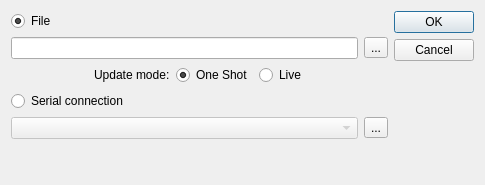
The window that src/ui/wndsession.ui (imanolbarberia/imuplot) describes before a commit, drawn with Qt 5.
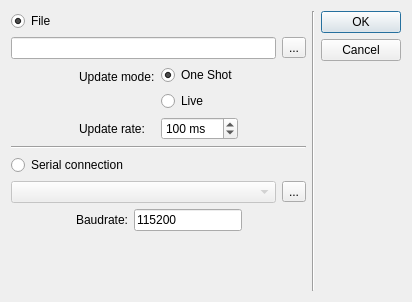
The same window after the commit. Icons and pictures are not drawn.

Commit message: add configurability for datasources

What changed in the file:
```diff
--- a/src/ui/wndsession.ui
+++ b/src/ui/wndsession.ui
@@ -9,17 +9,29 @@
    <rect>
     <x>0</x>
     <y>0</y>
-    <width>485</width>
-    <height>185</height>
+    <width>412</width>
+    <height>302</height>
    </rect>
   </property>
+  <property name="minimumSize">
+   <size>
+    <width>412</width>
+    <height>302</height>
+   </size>
+  </property>
+  <property name="maximumSize">
+   <size>
+    <width>412</width>
+    <height>302</height>
+   </size>
+  </property>
   <property name="windowTitle">
    <string>Start session</string>
   </property>
   <property name="modal">
    <bool>false</bool>
   </property>
-  <layout class="QHBoxLayout" name="horizontalLayout_3">
+  <layout class="QHBoxLayout" name="horizontalLayout_4">
    <item>
     <layout class="QVBoxLayout" name="verticalLayout">
      <item>
@@ -71,12 +83,16 @@
           </spacer>
          </item>
          <item>
+          <layout class="QFormLayout" name="formLayout">
+           <item row="0" column="0">
           <widget class="QLabel" name="lblUpdateMode">
            <property name="text">
             <string>Update mode:</string>
            </property>
           </widget>
          </item>
+           <item row="0" column="1">
+            <layout class="QVBoxLayout" name="verticalLayout_2">
          <item>
           <widget class="QRadioButton" name="optOneShot">
            <property name="toolTip">
@@ -109,6 +125,36 @@
            </attribute>
           </widget>
          </item>
+            </layout>
+           </item>
+           <item row="1" column="0">
+            <widget class="QLabel" name="lblRate">
+             <property name="text">
+              <string>Update rate:</string>
+             </property>
+            </widget>
+           </item>
+           <item row="1" column="1">
+            <widget class="QSpinBox" name="txtRate">
+             <property name="suffix">
+              <string> ms</string>
+             </property>
+             <property name="minimum">
+              <number>5</number>
+             </property>
+             <property name="maximum">
+              <number>2000</number>
+             </property>
+             <property name="singleStep">
+              <number>5</number>
+             </property>
+             <property name="value">
+              <number>100</number>
+             </property>
+            </widget>
+           </item>
+          </layout>
+         </item>
          <item>
           <spacer name="horizontalSpacer_2">
            <property name="orientation">
@@ -126,6 +172,13 @@
        </item>
       </layout>
      </item>
+     <item>
+      <widget class="Line" name="line">
+       <property name="orientation">
+        <enum>Qt::Horizontal</enum>
+       </property>
+      </widget>
+     </item>
      <item>
       <widget class="QRadioButton" name="optSerial">
        <property name="text">
@@ -137,7 +190,9 @@
       </widget>
      </item>
      <item>
-      <layout class="QHBoxLayout" name="horizontalLayout_2">
+      <layout class="QVBoxLayout" name="laySerial">
+       <item>
+        <layout class="QHBoxLayout" name="horizontalLayout_3">
        <item>
         <widget class="QComboBox" name="cmbSerial">
          <property name="enabled">
@@ -159,6 +214,55 @@
       </layout>
      </item>
      <item>
+        <layout class="QHBoxLayout" name="horizontalLayout_2">
+         <item>
+          <spacer name="horizontalSpacer_3">
+           <property name="orientation">
+            <enum>Qt::Horizontal</enum>
+           </property>
+           <property name="sizeHint" stdset="0">
+            <size>
+             <width>40</width>
+             <height>20</height>
+            </size>
+           </property>
+          </spacer>
+         </item>
+         <item>
+          <widget class="QLabel" name="lblBaudRate">
+           <property name="text">
+            <string>Baudrate:</string>
+           </property>
+          </widget>
+         </item>
+         <item>
+          <widget class="QLineEdit" name="txtBaudRate">
+           <property name="text">
+            <string>115200</string>
+           </property>
+           <property name="placeholderText">
+            <string/>
+           </property>
+          </widget>
+         </item>
+         <item>
+          <spacer name="horizontalSpacer_4">
+           <property name="orientation">
+            <enum>Qt::Horizontal</enum>
+           </property>
+           <property name="sizeHint" stdset="0">
+            <size>
+             <width>40</width>
+             <height>20</height>
+            </size>
+           </property>
+          </spacer>
+         </item>
+        </layout>
+       </item>
+      </layout>
+     </item>
+     <item>
       <spacer name="verticalSpacer">
        <property name="orientation">
         <enum>Qt::Vertical</enum>
@@ -173,6 +277,13 @@
      </item>
     </layout>
    </item>
+   <item>
+    <widget class="Line" name="line_2">
+     <property name="orientation">
+      <enum>Qt::Vertical</enum>
+     </property>
+    </widget>
+   </item>
    <item>
     <widget class="QDialogButtonBox" name="buttonBox">
      <property name="orientation">
```
Lines whose indentation alone changed are shown as unchanged. The commit also changes 2 other files.
